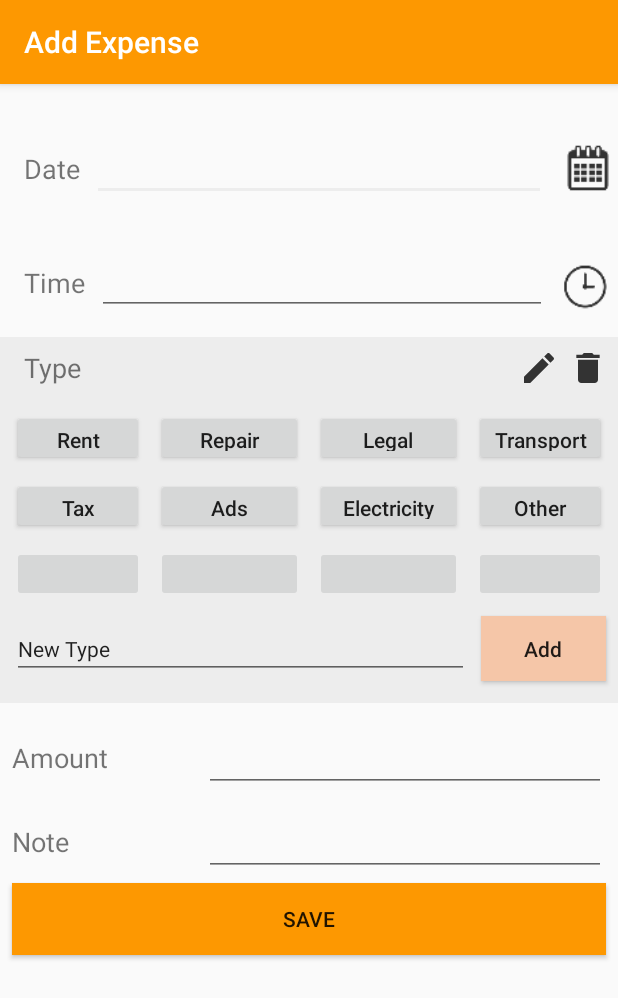
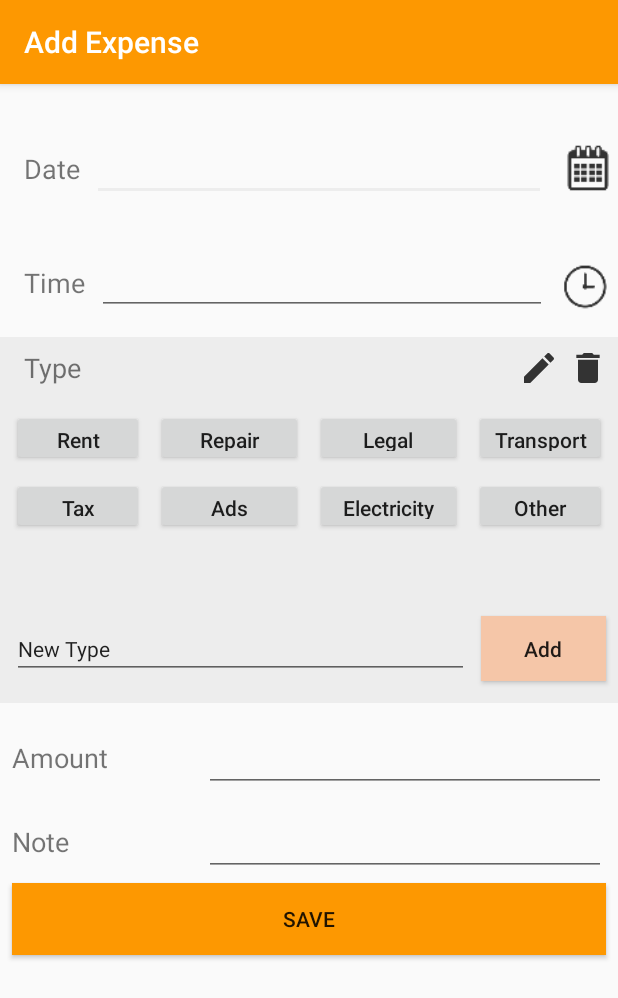
Before and after one commit to NisugaJ/TheStationaryManager, an Android app: the AddExpenses screen opened directly, with no data from a screen before it, on a phone screen of 412 x 824 dp. Shown: the top 998 px of the screen. Run offline under Robolectric (Android 15) with nearby library versions, the phone set to English and light mode, and no system bars.

Commit message:
MainNavigation.java reduced code

```diff
--- a/app/src/main/res/layout/activity_add_expenses.xml
+++ b/app/src/main/res/layout/activity_add_expenses.xml
@@ -45,7 +45,7 @@
             android:layout_height="33dp"
             android:layout_marginStart="8dp"
             android:layout_marginLeft="8dp"
-            android:contentDescription="Set Date"
+            android:contentDescription="@string/set_date"
             app:layout_constraintBottom_toBottomOf="@+id/editText_Date"
             app:layout_constraintEnd_toEndOf="parent"
             app:layout_constraintHorizontal_bias="0.533"
@@ -228,7 +228,7 @@
             android:enabled="false"
             android:textAllCaps="false"
             android:textSize="14sp"
-            android:visibility="visible"
+            android:visibility="invisible"
             app:layout_constraintBaseline_toBaselineOf="@+id/btnNewType3"
             app:layout_constraintEnd_toEndOf="parent" />
 
@@ -243,7 +243,7 @@
             android:enabled="false"
             android:textAllCaps="false"
             android:textSize="14sp"
-            android:visibility="visible"
+            android:visibility="invisible"
             app:layout_constraintBaseline_toBaselineOf="@+id/btnNewType2"
             app:layout_constraintEnd_toStartOf="@+id/btnNewType4"
             app:layout_constraintHorizontal_bias="0.5"
@@ -258,7 +258,7 @@
             android:enabled="false"
             android:textAllCaps="false"
             android:textSize="14sp"
-            android:visibility="visible"
+            android:visibility="invisible"
             app:layout_constraintBaseline_toBaselineOf="@+id/btnNewType1"
             app:layout_constraintEnd_toStartOf="@+id/btnNewType3"
             app:layout_constraintHorizontal_bias="0.5"
@@ -271,12 +271,12 @@
             android:layout_marginStart="8dp"
             android:layout_marginLeft="8dp"
             android:layout_marginTop="8dp"
+            android:enabled="false"
             android:textAllCaps="false"
             android:textSize="14sp"
-            android:visibility="visible"
+            android:visibility="invisible"
             app:layout_constraintStart_toStartOf="parent"
-            app:layout_constraintTop_toBottomOf="@+id/button13"
-            android:enabled="false" />
+            app:layout_constraintTop_toBottomOf="@+id/button13" />
 
         <Button
             android:id="@+id/button13"
--- a/app/src/main/res/layout/activity_main.xml
+++ b/app/src/main/res/layout/activity_main.xml
@@ -25,7 +25,6 @@
         android:name="com.example.stationerymanager.Home"
         android:layout_width="0dp"
         android:layout_height="0dp"
-
         app:layout_constraintBottom_toTopOf="@+id/nav_view"
         app:layout_constraintEnd_toEndOf="parent"
         app:layout_constraintHorizontal_bias="0.0"
--- a/app/src/main/res/values/strings.xml
+++ b/app/src/main/res/values/strings.xml
@@ -47,4 +47,5 @@
     <string name="PAtxt5">Selling Price</string>
     <string name="PAtxt6">Quantity</string>
     <string name="PAbtn1">Add Products</string>
+    <string name="set_date">Set Date</string>
 </resources>
```
Also changed, not shown: app/src/main/java/com/example/stationerymanager/Expenses.java (+2 -5 lines), app/src/main/java/com/example/stationerymanager/MainNavigation.java (+26 -40 lines).
